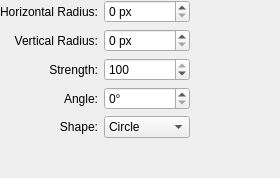
Above: plugins/filters/blur/wdgblur.ui from KDE/krita before the change. Below: the same form after it.
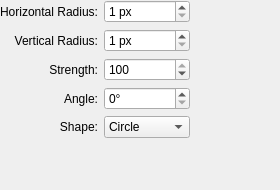
That is the form after the change. Custom widgets are drawn as their Qt base class.

Commit message:
Set the minimum blur radius to 1
BUG:389313

The edit to the form file:
```diff
--- a/plugins/filters/blur/wdgblur.ui
+++ b/plugins/filters/blur/wdgblur.ui
@@ -7,7 +7,7 @@
     <x>0</x>
     <y>0</y>
     <width>280</width>
-    <height>178</height>
+    <height>190</height>
    </rect>
   </property>
   <layout class="QGridLayout" name="gridLayout">
@@ -41,6 +41,9 @@
      <property name="suffix">
       <string> px</string>
      </property>
+     <property name="minimum">
+      <number>1</number>
+     </property>
     </widget>
    </item>
    <item row="0" column="3" rowspan="2">
@@ -77,6 +80,9 @@
      <property name="suffix">
       <string> px</string>
      </property>
+     <property name="minimum">
+      <number>1</number>
+     </property>
     </widget>
    </item>
    <item row="2" column="0">
@@ -193,6 +199,11 @@
   </layout>
  </widget>
  <customwidgets>
+  <customwidget>
+   <class>KComboBox</class>
+   <extends>QComboBox</extends>
+   <header>kcombobox.h</header>
+  </customwidget>
   <customwidget>
    <class>KoAspectButton</class>
    <extends>QWidget</extends>
@@ -204,11 +215,6 @@
    <extends>QSpinBox</extends>
    <header>kis_int_parse_spin_box.h</header>
   </customwidget>
-  <customwidget>
-   <class>KComboBox</class>
-   <extends>QComboBox</extends>
-   <header>kcombobox.h</header>
-  </customwidget>
  </customwidgets>
  <resources/>
  <connections/>
```
